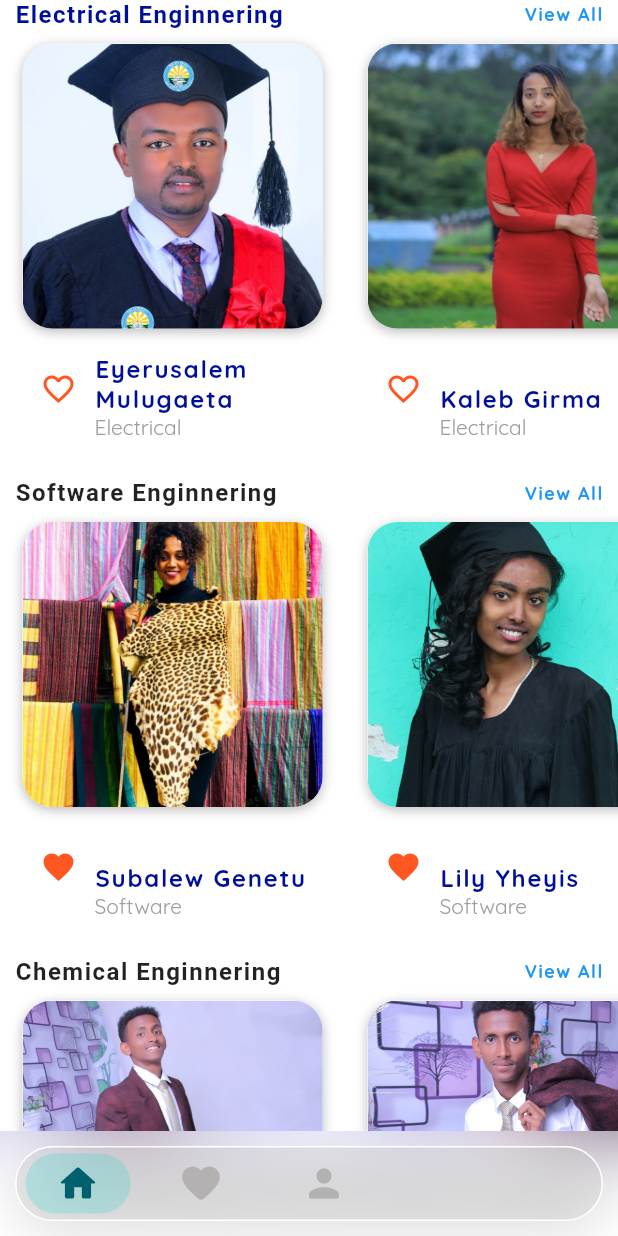
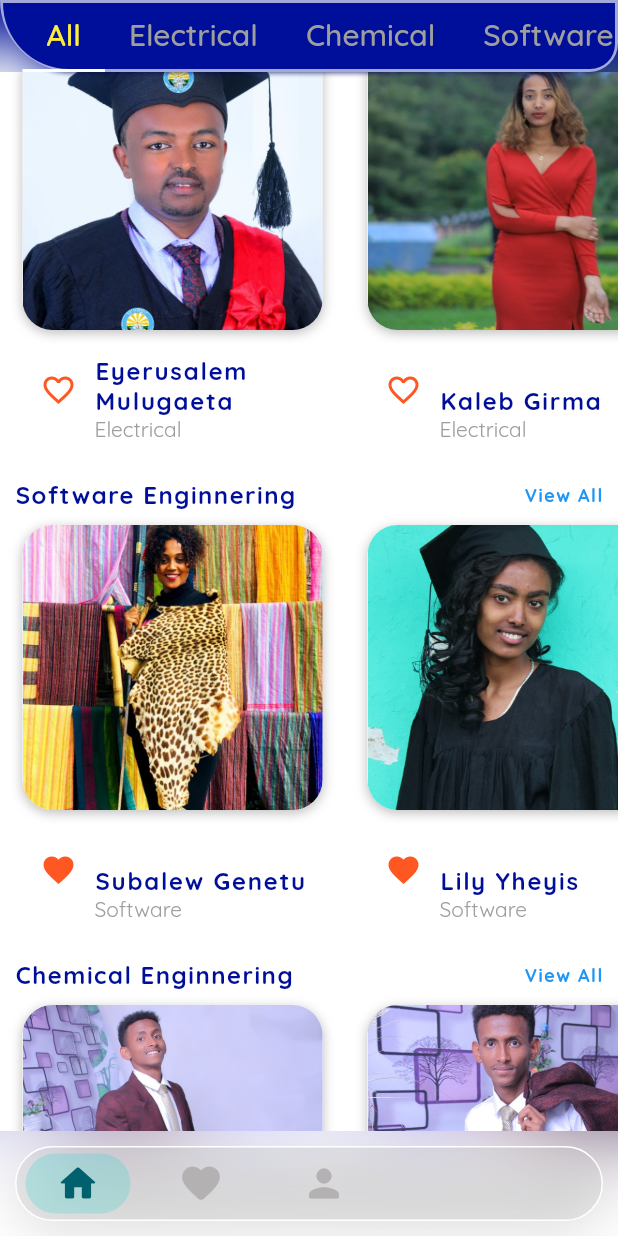
Before and after one commit to Yoseph-Gebeyehu/Dissertation_journal, a Flutter app: the screen it shows after launch, scrolled down 104 dp, on a phone screen of 412 x 824 dp. Run offline on Flutter 3.47's test engine with Material 2 defaults, Android fonts, the phone set to English and light mode, and no system bars; our stand-ins replace shared_preferences; Roboto replaces fonts that are missing (QuckSand).

```diff
--- a/lib/Provider/theme_data.dart
+++ b/lib/Provider/theme_data.dart
@@ -3,14 +3,15 @@ import 'package:shared_preferences/shared_preferences.dart';
 
 ThemeData lightTheme = ThemeData(
   brightness: Brightness.light,
-  primarySwatch: Colors.purple,
-  accentColor: Colors.black,
   scaffoldBackgroundColor: Colors.white,
   fontFamily: 'QuickSand',
   appBarTheme: const AppBarTheme(
     backgroundColor: Color.fromARGB(255, 0, 15, 153),
+    iconTheme: IconThemeData(
+      color:Colors.white,
+    ),
   ),
-  textTheme: TextTheme(
+  textTheme: const TextTheme(
     bodyText1: TextStyle(
       color: Color.fromARGB(255, 0, 15, 153),
     ),
@@ -21,21 +22,25 @@ ThemeData lightTheme = ThemeData(
   iconTheme: const IconThemeData(
     color: Color.fromARGB(255, 0, 15, 153),
   ),
+  accentColor: Colors.purple,
 );
+
 ThemeData darkTheme = ThemeData(
   brightness: Brightness.dark,
   primaryColor: Colors.white,
-  accentColor: Colors.white,
   scaffoldBackgroundColor: Colors.black,
   fontFamily: 'QuickSand',
   backgroundColor: Colors.black,
   appBarTheme: const AppBarTheme(
     backgroundColor: Colors.black,
+    iconTheme: IconThemeData(
+      color: Colors.white,
+    ),
   ),
   bottomNavigationBarTheme: const BottomNavigationBarThemeData(
     backgroundColor: Colors.black,
   ),
-  textTheme: TextTheme(
+  textTheme: const TextTheme(
     bodyText1: TextStyle(
       color: Colors.white,
     ),
@@ -43,6 +48,7 @@ ThemeData darkTheme = ThemeData(
   iconTheme: const IconThemeData(
     color: Colors.white,
   ),
+  accentColor: Colors.white,
 );
 
 class ThemeSetting with ChangeNotifier {
--- a/lib/Screens/home_chem.dart
+++ b/lib/Screens/home_chem.dart
@@ -19,13 +19,14 @@ class ChemDep extends StatelessWidget {
           child: Row(
             mainAxisAlignment: MainAxisAlignment.spaceBetween,
             children: [
-              const Text(
+               Text(
                 'Chemical Enginnering',
                 style: TextStyle(
                   fontSize: 16.0,
-                  fontFamily: 'QuckSand',
+                  fontFamily: 'QuickSand',
                   fontWeight: FontWeight.bold,
                   letterSpacing: 1.0,
+                  color: Theme.of(context).textTheme.bodyText1?.color!,
                 ),
               ),
               GestureDetector(
--- a/lib/Screens/home_elec.dart
+++ b/lib/Screens/home_elec.dart
@@ -23,14 +23,15 @@ class _ElecDepState extends State<ElecDep> {
           child: Row(
             mainAxisAlignment: MainAxisAlignment.spaceBetween,
             children: [
-              const Text(
+               Text(
                 'Electrical Enginnering',
                 style: TextStyle(
                   fontSize: 16.0,
-                  fontFamily: 'QuckSand',
+                  fontFamily: 'QuickSand',
                   fontWeight: FontWeight.bold,
                   letterSpacing: 1.0,
-                  color: Color.fromARGB(255, 0, 15, 153),
+                  color: Theme.of(context).textTheme.bodyText1?.color!,
+
                 ),
               ),
               GestureDetector(
--- a/lib/Screens/home_soft.dart
+++ b/lib/Screens/home_soft.dart
@@ -18,13 +18,14 @@ class SoftDep extends StatelessWidget {
           child: Row(
             mainAxisAlignment: MainAxisAlignment.spaceBetween,
             children: [
-              const Text(
+              Text(
                 'Software Enginnering',
                 style: TextStyle(
                   fontSize: 16.0,
-                  fontFamily: 'QuckSand',
+                  fontFamily: 'QuickSand',
                   fontWeight: FontWeight.bold,
                   letterSpacing: 1.0,
+                  color: Theme.of(context).textTheme.bodyText1?.color!,
                 ),
               ),
               GestureDetector(
--- a/lib/Screens/search.dart
+++ b/lib/Screens/search.dart
@@ -55,7 +55,7 @@ class NewSearch extends SearchDelegate<String> {
                 text: queryText,
                 style: TextStyle(
                   fontSize: 17,
-                  color: Theme.of(context).accentColor,
+                  color: Theme.of(context).colorScheme.secondary,
                 ),
                 children: [
                   TextSpan(
@@ -99,7 +99,7 @@ class NewSearch extends SearchDelegate<String> {
               text: queryText,
               style: TextStyle(
                   fontSize: 17,
-                  color: Theme.of(context).accentColor,
+                  color: Theme.of(context).colorScheme.secondary,
                   fontFamily: 'QuickSand'),
               children: [
                 TextSpan(
--- a/lib/Screens/top_row.dart
+++ b/lib/Screens/top_row.dart
@@ -55,24 +55,27 @@ class _TopRowState extends State<TopRow> {
                 SliverAppBar(
                   floating: true,
                   snap: true,
+                  pinned: true,
                   shadowColor: const Color.fromARGB(255, 0, 15, 153),
                   flexibleSpace: ClipRRect(
                     child: BackdropFilter(
                       filter: ImageFilter.blur(sigmaX: 16, sigmaY: 16),
                       child: Container(
-                        decoration: const BoxDecoration(
-                          borderRadius: BorderRadius.only(
+                        decoration: BoxDecoration(
+                          borderRadius: const BorderRadius.only(
                             bottomLeft: Radius.circular(50),
                             bottomRight: Radius.circular(20),
                           ),
-                          gradient: LinearGradient(
-                            colors: [
-                              Color.fromARGB(255, 0, 64, 241),
-                              Color.fromARGB(255, 0, 15, 153),
-                            ],
-                            begin: Alignment.topLeft,
-                            end: Alignment.bottomRight,
-                          ),
+                          color: Theme.of(context).appBarTheme.backgroundColor,
+                          // gradient: LinearGradient(
+                          //   colors: [
+                          //     // Color.fromARGB(255, 0, 64, 241),
+                          //     // Color.fromARGB(255, 0, 15, 153),
+                          //     Theme.of(context).appBarTheme.backgroundColor,
+                          //   ],
+                          //   begin: Alignment.topLeft,
+                          //   end: Alignment.bottomRight,
+                          // ),
                         ),
                       ),
                     ),
@@ -97,7 +100,7 @@ class _TopRowState extends State<TopRow> {
                       color: Colors.white,
                     ),
                     labelColor: Colors.yellow,
-                    unselectedLabelColor: Colors.white,
+                    unselectedLabelColor: Colors.grey,
                     tabs: [
                       Tab(text: 'All'),
                       Tab(text: 'Electrical'),
@@ -112,6 +115,7 @@ class _TopRowState extends State<TopRow> {
                     'AASTU',
                     style: TextStyle(
                       fontSize: 20,
+                      color: Colors.white,
                     ),
                   ),
                   actions: [
@@ -122,7 +126,10 @@ class _TopRowState extends State<TopRow> {
                           delegate: NewSearch(pic),
                         );
                       },
-                      icon: const Icon(Icons.search),
+                      icon: const Icon(
+                        Icons.search,
+                        color: Colors.white,
+                      ),
                     ),
                     Consumer<ThemeSetting>(
                       builder: (context, value, child) {
@@ -134,6 +141,7 @@ class _TopRowState extends State<TopRow> {
                             value.darkTheme
                                 ? Icons.light_mode
                                 : Icons.dark_mode,
+                            color: Colors.white,
                           ),
                         );
                       },
--- a/lib/Widgets/drawer.dart
+++ b/lib/Widgets/drawer.dart
@@ -32,7 +32,7 @@ class GalleryDrawer extends StatelessWidget {
               style: TextStyle(
                 fontFamily: 'QuickSand',
                 fontSize: 18,
-                color: Theme.of(context).primaryColor,
+                color: Theme.of(context).textTheme.bodyText1?.color!,
               ),
             ),
             onTap: () =>
@@ -48,7 +48,7 @@ class GalleryDrawer extends StatelessWidget {
               style: TextStyle(
                 fontFamily: 'QuickSand',
                 fontSize: 18,
-                color: Theme.of(context).primaryColor,
+                color: Theme.of(context).textTheme.bodyText1?.color!,
               ),
             ),
             onTap: () => {
@@ -66,7 +66,7 @@ class GalleryDrawer extends StatelessWidget {
               style: TextStyle(
                 fontFamily: 'QuickSand',
                 fontSize: 18,
-                color: Theme.of(context).primaryColor,
+                color: Theme.of(context).textTheme.bodyText1?.color!,
               ),
             ),
             onTap: () => {
@@ -88,11 +88,11 @@ class GalleryDrawer extends StatelessWidget {
               style: TextStyle(
                 fontFamily: 'QuickSand',
                 fontSize: 18,
-                color: Theme.of(context).primaryColor,
+                color: Theme.of(context).textTheme.bodyText1?.color!,
               ),
             ),
           ),
-           ListTile(
+          ListTile(
             leading: Icon(
               Icons.share,
               color: Theme.of(context).iconTheme.color,
@@ -102,7 +102,7 @@ class GalleryDrawer extends StatelessWidget {
               style: TextStyle(
                 fontFamily: 'QuickSand',
                 fontSize: 18,
-                color: Theme.of(context).primaryColor,
+                color: Theme.of(context).textTheme.bodyText1?.color!,
               ),
             ),
           ),
```
Lines whose indentation alone changed are shown as unchanged.
